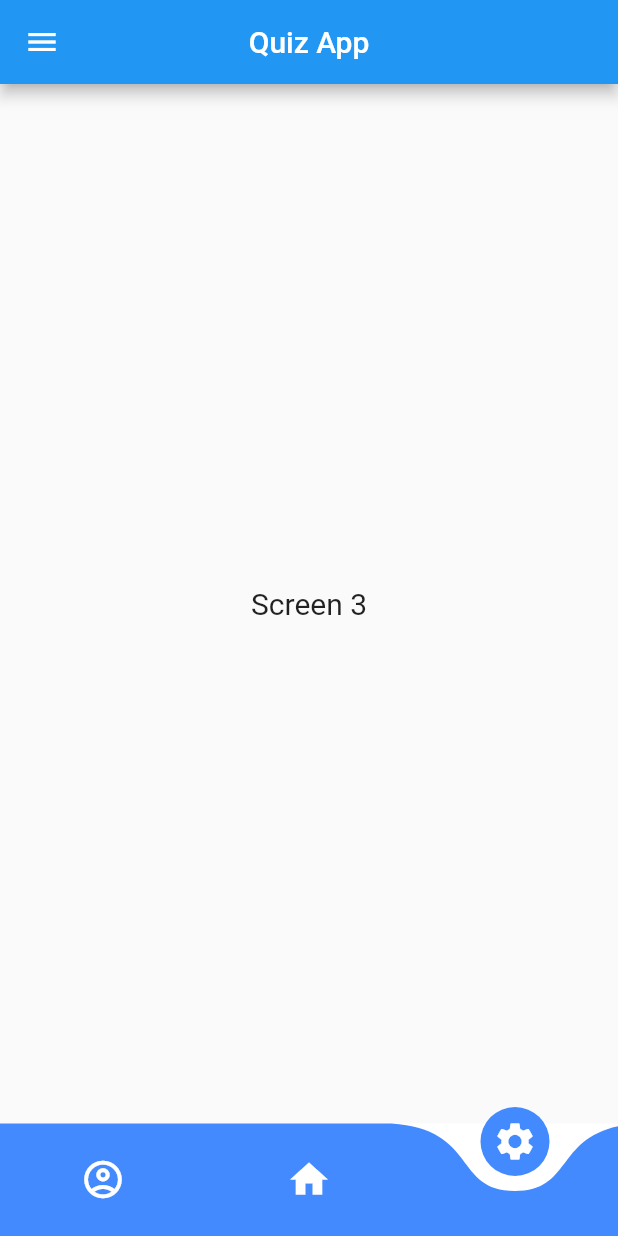
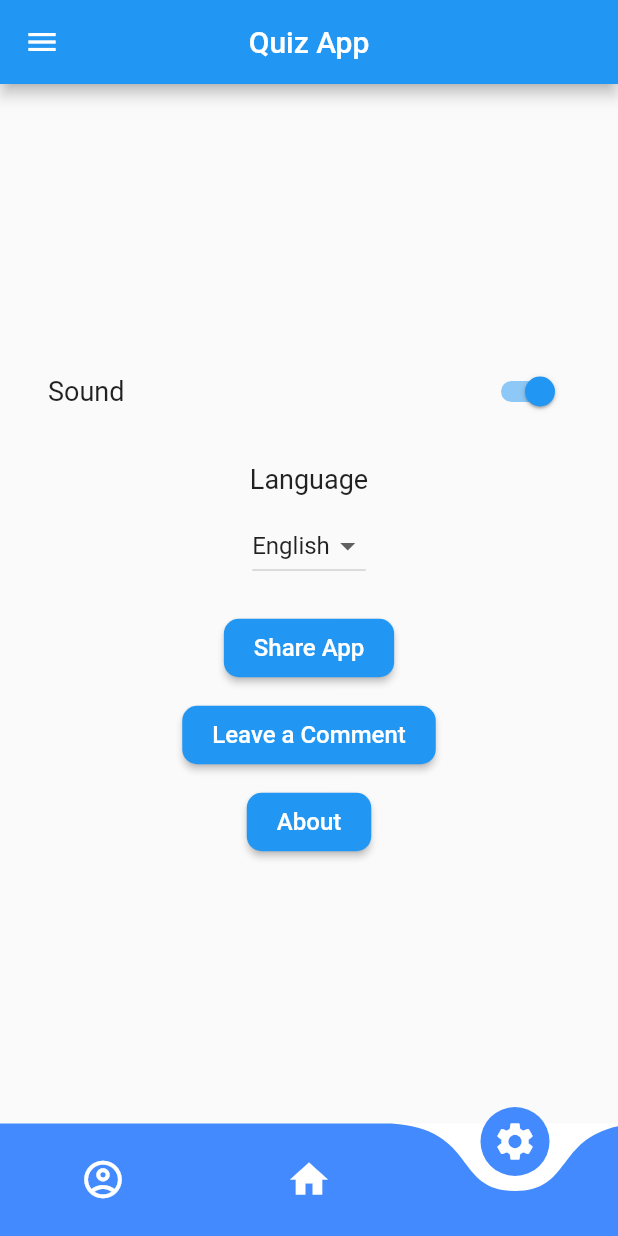
Before and after one commit to grandbertho/geo_quiz, a Flutter app: the QuizScreen screen opened directly, item 3 of the bottom bar chosen, on a phone screen of 412 x 824 dp. Run offline on Flutter 3.47's test engine with Material 2 defaults, Android fonts, the phone set to English and light mode, and no system bars; drawn by our look-alikes of curved_navigation_bar; our stand-ins replace shared_preferences; accounts and stored records are empty; network calls fail.

```diff
--- a/lib/main.dart
+++ b/lib/main.dart
@@ -1,7 +1,7 @@
 import 'package:curved_navigation_bar/curved_navigation_bar.dart';
 import 'package:flutter/material.dart';
 import 'home.dart';
-
+import 'setting.dart';
 void main() {
   runApp(QuizApp());
 }
@@ -14,7 +14,17 @@ class QuizApp extends StatelessWidget {
       theme: ThemeData(
         primarySwatch: Colors.blue,
       ),
-      home: QuizScreen(),
+      home: Scaffold(
+        body: Container(
+          decoration: BoxDecoration(
+            image: DecorationImage(
+              image: AssetImage('images/background.png'),
+              fit: BoxFit.cover,
+            ),
+          ),
+          child: QuizScreen(),
+        ),
+      ),
       debugShowCheckedModeBanner: false,
     );
   }
@@ -31,7 +41,7 @@ class _QuizScreenState extends State<QuizScreen> {
   final List<Widget> _screens = [
     Screen1(),
     Home(),
-    Screen3(),
+    Setting(),
   ];
 
   void _changeScreen(int index) {
@@ -77,15 +87,3 @@ class Screen1 extends StatelessWidget {
     );
   }
 }
-
-class Screen3 extends StatelessWidget {
-  @override
-  Widget build(BuildContext context) {
-    return Center(
-      child: Text(
-        'Screen 3',
-        style: TextStyle(fontSize: 20),
-      ),
-    );
-  }
-}
--- /dev/null
+++ b/lib/setting.dart
@@ -0,0 +1,128 @@
+import 'package:flutter/material.dart';
+
+class Setting extends StatefulWidget {
+  @override
+  _SettingState createState() => _SettingState();
+}
+
+class _SettingState extends State<Setting> {
+  bool _isSelected = true;
+
+  @override
+  Widget build(BuildContext context) {
+    return Scaffold(
+      body: Center(
+        child: Padding(
+          padding: EdgeInsets.symmetric(horizontal: 16.0),
+          child: Column(
+            mainAxisAlignment: MainAxisAlignment.center,
+            children: [
+              SwitchListTile(
+                title: Text(
+                  'Sound',
+                  style: TextStyle(fontSize: 18),
+                ),
+                value: _isSelected,
+                onChanged: (bool value) {
+                  setState(() {
+                    _isSelected = value;
+                    // Logic to handle sound activation/deactivation
+                  });
+                },
+              ),
+              SizedBox(height: 20),
+              Text(
+                'Language',
+                style: TextStyle(fontSize: 18),
+              ),
+              SizedBox(height: 10),
+              LanguageSelector(),
+              SizedBox(height: 20),
+              ElevatedButton(
+                style: ElevatedButton.styleFrom(
+                  primary: Colors.blue,
+                  onPrimary: Colors.white,
+                  padding: EdgeInsets.symmetric(horizontal: 20, vertical: 10),
+                  shape: RoundedRectangleBorder(
+                    borderRadius: BorderRadius.circular(10),
+                  ),
+                ),
+                child: Text(
+                  'Share App',
+                  style: TextStyle(fontSize: 16),
+                ),
+                onPressed: () {
+                  // Logic to handle sharing the app
+                },
+              ),
+              SizedBox(height: 10),
+              ElevatedButton(
+                style: ElevatedButton.styleFrom(
+                  primary: Colors.blue,
+                  onPrimary: Colors.white,
+                  padding: EdgeInsets.symmetric(horizontal: 20, vertical: 10),
+                  shape: RoundedRectangleBorder(
+                    borderRadius: BorderRadius.circular(10),
+                  ),
+                ),
+                child: Text(
+                  'Leave a Comment',
+                  style: TextStyle(fontSize: 16),
+                ),
+                onPressed: () {
+                  // Logic to handle leaving a comment
+                },
+              ),
+              SizedBox(height: 10),
+              ElevatedButton(
+                style: ElevatedButton.styleFrom(
+                  primary: Colors.blue,
+                  onPrimary: Colors.white,
+                  padding: EdgeInsets.symmetric(horizontal: 20, vertical: 10),
+                  shape: RoundedRectangleBorder(
+                    borderRadius: BorderRadius.circular(10),
+                  ),
+                ),
+                child: Text(
+                  'About',
+                  style: TextStyle(fontSize: 16),
+                ),
+                onPressed: () {
+                  // Logic to handle the "About" screen
+                },
+              ),
+            ],
+          ),
+        ),
+      ),
+    );
+  }
+}
+
+class LanguageSelector extends StatefulWidget {
+  @override
+  _LanguageSelectorState createState() => _LanguageSelectorState();
+}
+
+class _LanguageSelectorState extends State<LanguageSelector> {
+  String _selectedLanguage = 'English';
+
+  @override
+  Widget build(BuildContext context) {
+    return DropdownButton<String>(
+      value: _selectedLanguage,
+      items: <String>['English', 'Creole'].map((String value) {
+        return DropdownMenuItem<String>(
+          value: value,
+          child: Text(value),
+        );
+      }).toList(),
+      onChanged: (String? newValue) {
+        setState(() {
+          _selectedLanguage = newValue!;
+          // Logic to update language preferences
+        });
+      },
+    );
+  }
+}
--- a/pubspec.yaml
+++ b/pubspec.yaml
@@ -20,7 +20,8 @@ version: 1.0.0+1
 
 environment:
   sdk: '>=2.19.4 <3.0.0'
-
+assets:
+  - images/
 # Dependencies specify other packages that your package needs in order to work.
 # To automatically upgrade your package dependencies to the latest versions
 # consider running `flutter pub upgrade --major-versions`. Alternatively,
```
Also changed, not shown: lib/bestscore.dart (+7 -0 lines), lib/home.dart (+57 -21 lines), lib/quiz.dart (+38 -21 lines), assets/images/background.png, assets/images/bg.png (added).
